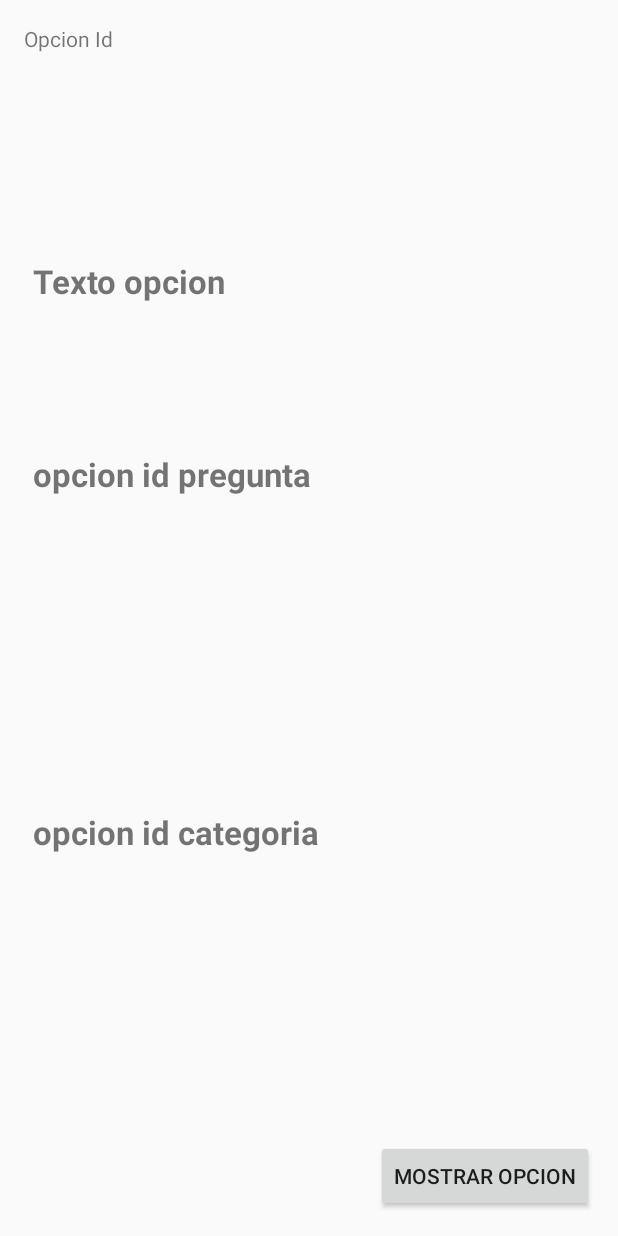
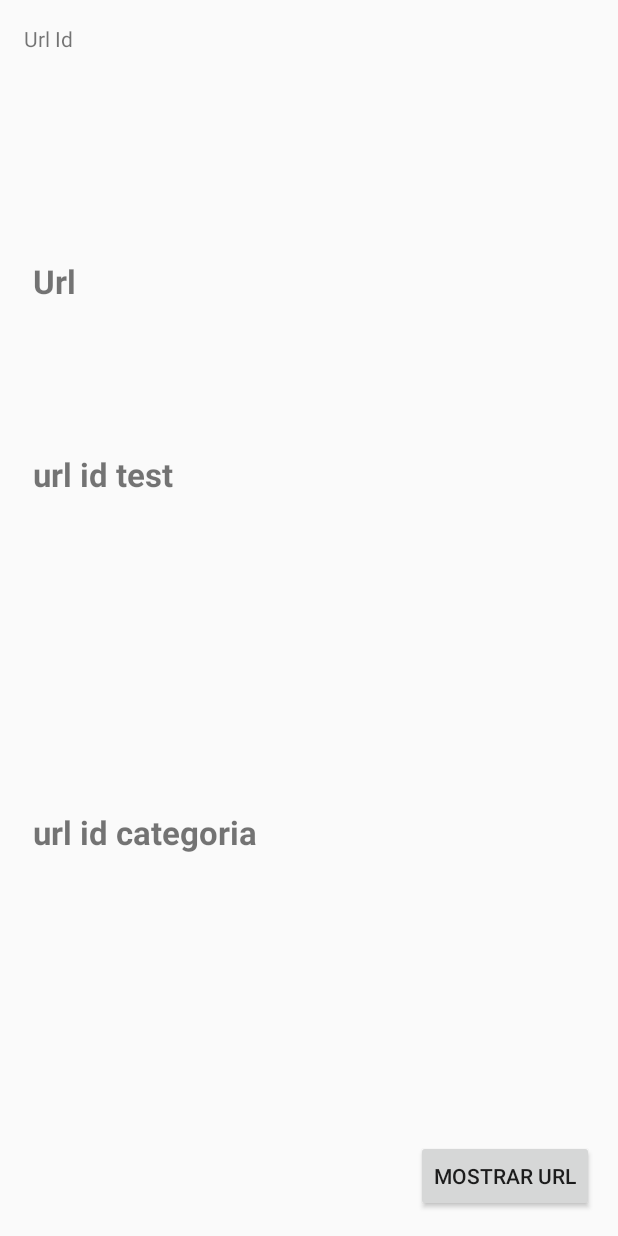
Before and after one commit to lalocl/quepues, an Android app: the screen it shows after launch (MainActivityPruebas), on a phone screen of 412 x 824 dp. Run offline under Robolectric (Android 15) with nearby library versions, the phone set to English and light mode, and no system bars.

Commit message:
Url con clave foranea busqueda dos parámetros OK

```diff
--- a/app/src/main/java/com/wordpress/appsandroidsite/quepues/BBDD/DBHelper.java
+++ b/app/src/main/java/com/wordpress/appsandroidsite/quepues/BBDD/DBHelper.java
@@ -16,6 +16,7 @@ import com.wordpress.appsandroidsite.quepues.modelo.Categoria;
 import com.wordpress.appsandroidsite.quepues.modelo.Opcion;
 import com.wordpress.appsandroidsite.quepues.modelo.Pregunta;
 import com.wordpress.appsandroidsite.quepues.modelo.Test;
+import com.wordpress.appsandroidsite.quepues.modelo.Url;
 
 /**
  *
@@ -32,7 +33,7 @@ public class DBHelper extends SQLiteOpenHelper {
 
     //Cada vez que modifiquemos la base de datos hay que incrementar en uno el valor de esta variable
 
-    private static final int DATABASE_VERSION = 6;
+    private static final int DATABASE_VERSION = 7;
     //Nombre de la base de datos
     private static final String DATABASE_NAME="test.db";
 
@@ -73,6 +74,15 @@ public class DBHelper extends SQLiteOpenHelper {
                 + " FOREIGN KEY ("+Opcion.KEY_ID_question+") REFERENCES "+Pregunta.TABLE+"("+Pregunta.KEY_ID+"),"
                 + " FOREIGN KEY ("+Opcion.KEY_ID_category+") REFERENCES "+Categoria.TABLE+"("+Categoria.KEY_ID+")"
                 +");";
+        String CREATE_TABLE_URL = "CREATE TABLE " + Url.TABLE  + "("
+                + Url.KEY_ID  + " INTEGER PRIMARY KEY AUTOINCREMENT ,"
+                + Url.KEY_url + " TEXT, "
+                + Url.KEY_ID_test + " INTEGER, "
+                + Url.KEY_ID_category  + " INTEGER, "
+                + " FOREIGN KEY ("+Url.KEY_ID_test+") REFERENCES "+Test.TABLE+"("+Test.KEY_ID+"),"
+                + " FOREIGN KEY ("+Url.KEY_ID_category+") REFERENCES "+Categoria.TABLE+"("+Categoria.KEY_ID+")"
+                +");";
+
 
 
         db.execSQL("PRAGMA foreign_keys =ON;");
@@ -80,6 +90,7 @@ public class DBHelper extends SQLiteOpenHelper {
         db.execSQL(CREATE_TABLE_QUESTION);
         db.execSQL(CREATE_TABLE_CATEGORY);
         db.execSQL(CREATE_TABLE_OPTION);
+        db.execSQL(CREATE_TABLE_URL);
 
         /*
         ContentValues values = new ContentValues();
@@ -103,6 +114,8 @@ public class DBHelper extends SQLiteOpenHelper {
         db.execSQL("DROP TABLE IF EXISTS " + Test.TABLE);
         db.execSQL("DROP TABLE IF EXISTS " + Categoria.TABLE);
         db.execSQL("DROP TABLE IF EXISTS " + Opcion.TABLE);
+        db.execSQL("DROP TABLE IF EXISTS " + Url.TABLE);
+
         onCreate(db);
 
     }
--- a/app/src/main/java/com/wordpress/appsandroidsite/quepues/activity/MainActivityPruebas.java
+++ b/app/src/main/java/com/wordpress/appsandroidsite/quepues/activity/MainActivityPruebas.java
@@ -17,11 +17,13 @@ import com.wordpress.appsandroidsite.quepues.DAO.CategoriaDAO;
 import com.wordpress.appsandroidsite.quepues.DAO.OpcionDAO;
 import com.wordpress.appsandroidsite.quepues.DAO.PreguntaDAO;
 import com.wordpress.appsandroidsite.quepues.DAO.TestDAO;
+import com.wordpress.appsandroidsite.quepues.DAO.UrlDAO;
 import com.wordpress.appsandroidsite.quepues.R;
 import com.wordpress.appsandroidsite.quepues.modelo.Categoria;
 import com.wordpress.appsandroidsite.quepues.modelo.Opcion;
 import com.wordpress.appsandroidsite.quepues.modelo.Pregunta;
 import com.wordpress.appsandroidsite.quepues.modelo.Test;
+import com.wordpress.appsandroidsite.quepues.modelo.Url;
 
 import org.w3c.dom.Text;
 
@@ -69,6 +71,14 @@ public class MainActivityPruebas extends Activity implements View.OnClickListene
     TextView opcion_id_pregunta;
     TextView opcion_id_categoria;
     Opcion opcion;
+
+    //Url
+
+    TextView url_Id;
+    TextView url;
+    TextView url_id_test;
+    TextView url_id_categoria;
+
 
 
 
@@ -192,7 +202,7 @@ public class MainActivityPruebas extends Activity implements View.OnClickListene
         }
 
 */
-
+/*
         //OPCION
 
         opcion_Id=(TextView)findViewById(R.id.opcion_Id);
@@ -224,6 +234,55 @@ public class MainActivityPruebas extends Activity implements View.OnClickListene
         opcion_id_categoria.setText(String.valueOf(listByPreguntaId.get(0).categoria_ID));
 
     */
+
+
+        //URL
+
+         url_Id=(TextView)findViewById(R.id.url_Id);
+         url=(TextView)findViewById(R.id.url);
+        url_id_test=(TextView)findViewById(R.id.url_id_test);
+        url_id_categoria=(TextView)findViewById(R.id.url_id_categoria);
+/*
+        //INSERTAR URL
+        UrlDAO urlDAO= new UrlDAO(MainActivityPruebas.this);
+        Url urlNueva= new Url();
+        urlNueva.url="http://aula10formacion.com/cursos-de/oficios/imagen-personal/";
+        urlNueva.test_ID=1;
+        urlNueva.categoria_ID=8;
+
+        int idUrl=urlDAO.insert(urlNueva);
+
+        if(idUrl>0) {
+            Toast toastO = Toast.makeText(this, "Agregado con: " + idUrl, Toast.LENGTH_SHORT);
+            toastO.show();
+        }else{
+            Toast toastO = Toast.makeText(this, "No se ha podido agregar, comprueba que existen la categoria y el test", Toast.LENGTH_SHORT);
+            toastO.show();
+        }
+        */
+
+        //BUSCAR URL
+        UrlDAO urlDAO2= new UrlDAO(MainActivityPruebas.this);
+        ArrayList<Url>listaUrls=urlDAO2.getList(1,7);
+
+        if(listaUrls.size()!=0) {
+
+            url_Id.setText(String.valueOf(listaUrls.get(0).url_ID));
+            url.setText(listaUrls.get(0).url);
+            url_id_test.setText(String.valueOf(listaUrls.get(0).test_ID));
+            url_id_categoria.setText(String.valueOf(listaUrls.get(0).categoria_ID));
+
+        }else{
+            Toast toast=Toast.makeText(this,"No hay url en la lista", Toast.LENGTH_SHORT);
+            toast.show();
+
+        }
+
+
+
+
+
+
     }
     public void nuevoTest(String nombreTipo){
         TestDAO testDAO= new TestDAO(MainActivityPruebas.this);
@@ -244,7 +303,7 @@ public class MainActivityPruebas extends Activity implements View.OnClickListene
         mostrar.setOnClickListener(this);
         DBHelper dbHelper=new DBHelper(MainActivityPruebas.this);
         SQLiteDatabase db = dbHelper.getWritableDatabase();
-/*
+
  //   Descomentar para hacer pruebas con los registros
 
 
@@ -301,7 +360,7 @@ public class MainActivityPruebas extends Activity implements View.OnClickListene
 
         }
         db.close();
-*/
+
     }
 
     @Override
--- a/app/src/main/res/layout/main.xml
+++ b/app/src/main/res/layout/main.xml
@@ -9,7 +9,8 @@
     <!--<include layout ="@layout/prueba_preguntas"/>-->
    <!-- <include layout ="@layout/pruebas_test"/>-->
    <!-- <include layout ="@layout/pruebas_categoria"/>-->
-    <include layout ="@layout/pruebas_opcion"/>
+   <!--<include layout ="@layout/pruebas_opcion"/>-->
+    <include layout ="@layout/pruebas_url"/>
 
    <!-- // Tester funcionalidad completa
    tools:context=".MainActivity">
--- /dev/null
+++ b/app/src/main/res/layout/pruebas_url.xml
@@ -0,0 +1,75 @@
+<RelativeLayout xmlns:android="http://schemas.android.com/apk/res/android"
+    xmlns:tools="http://schemas.android.com/tools" android:layout_width="match_parent"
+    android:layout_height="match_parent" android:paddingLeft="16dp"
+    android:paddingRight="16dp"
+    android:paddingTop="16dp"
+    android:paddingBottom="16dp" tools:context=".MainActivity">
+
+    <Button
+        android:layout_width="wrap_content"
+        android:layout_height="wrap_content"
+        android:text="Mostrar Url"
+        android:id="@+id/mostrar"
+        android:layout_alignParentBottom="true"
+        android:layout_alignParentRight="true" />
+
+    <TextView
+        android:id="@+id/url_Id"
+        android:layout_width="wrap_content"
+        android:layout_height="wrap_content"
+        android:gravity="center_vertical"
+        android:text="Url Id"
+        android:layout_alignParentLeft="true"
+        android:layout_alignParentStart="true"
+        android:visibility="visible" />  <!-- cambiar por gone -está ahi pero no se muestra-->
+    <TextView
+        android:id="@+id/url"
+        android:layout_width="wrap_content"
+        android:layout_height="wrap_content"
+        android:gravity="center_vertical"
+        android:text="Url"
+        android:paddingLeft="6dip"
+
+        android:textSize="22sp"
+        android:textStyle="bold"
+        android:visibility="visible"
+        android:layout_marginTop="137dp"
+        android:layout_below="@+id/url_Id"
+        android:layout_alignParentLeft="true"
+        android:layout_alignParentStart="true" />
+
+    <TextView
+        android:id="@+id/url_id_test"
+        android:layout_width="fill_parent"
+        android:layout_height="wrap_content"
+        android:gravity="center_vertical"
+        android:text="url id test"
+        android:paddingLeft="6dip"
+        android:textSize="22sp"
+        android:textStyle="bold"
+        android:visibility="visible"
+        android:layout_alignTop="@+id/url_id_categoria"
+        android:layout_alignParentRight="true"
+        android:layout_alignParentEnd="true">
+
+    </TextView>
+
+    <TextView
+        android:id="@+id/url_id_categoria"
+
+        android:layout_width="match_parent"
+        android:layout_height="match_parent"
+        android:gravity="center_vertical"
+        android:text="url id categoria"
+        android:paddingLeft="6dip"
+        android:textSize="22sp"
+        android:textStyle="bold"
+        android:visibility="visible"
+        android:layout_below="@+id/url"
+        android:layout_alignParentRight="true"
+        android:layout_alignParentEnd="true"
+        android:layout_marginTop="99dp" />
+
+
+
+</RelativeLayout>
```
Also changed, not shown: app/src/main/java/com/wordpress/appsandroidsite/quepues/DAO/UrlDAO.java (+98 -0 lines).
